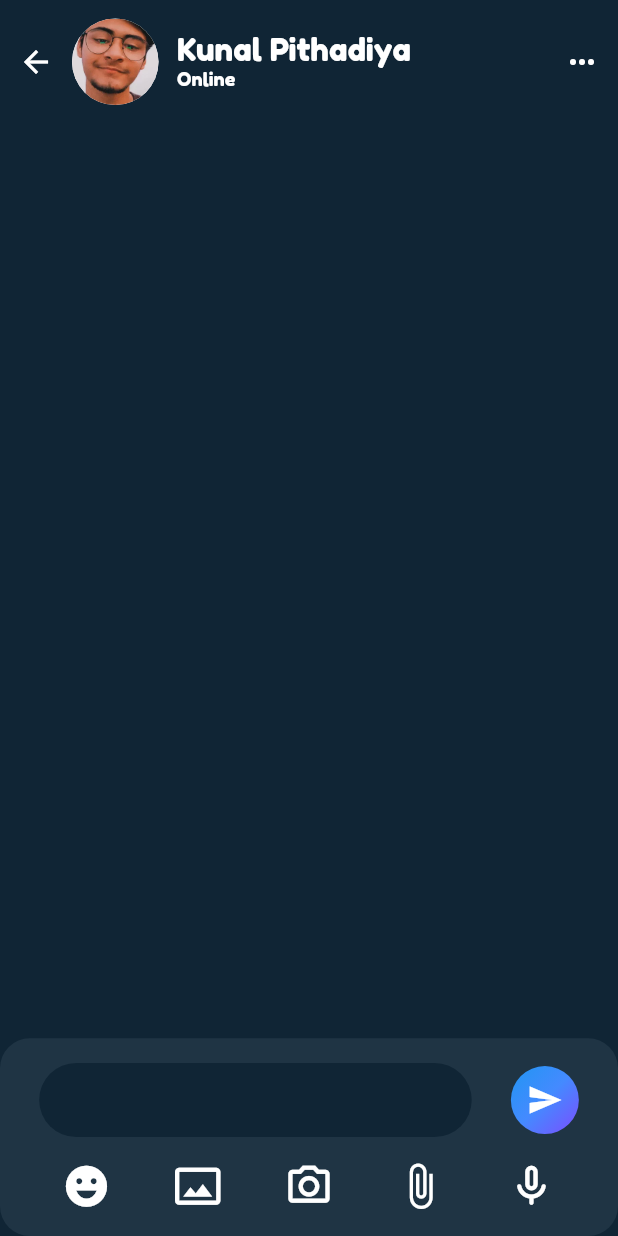
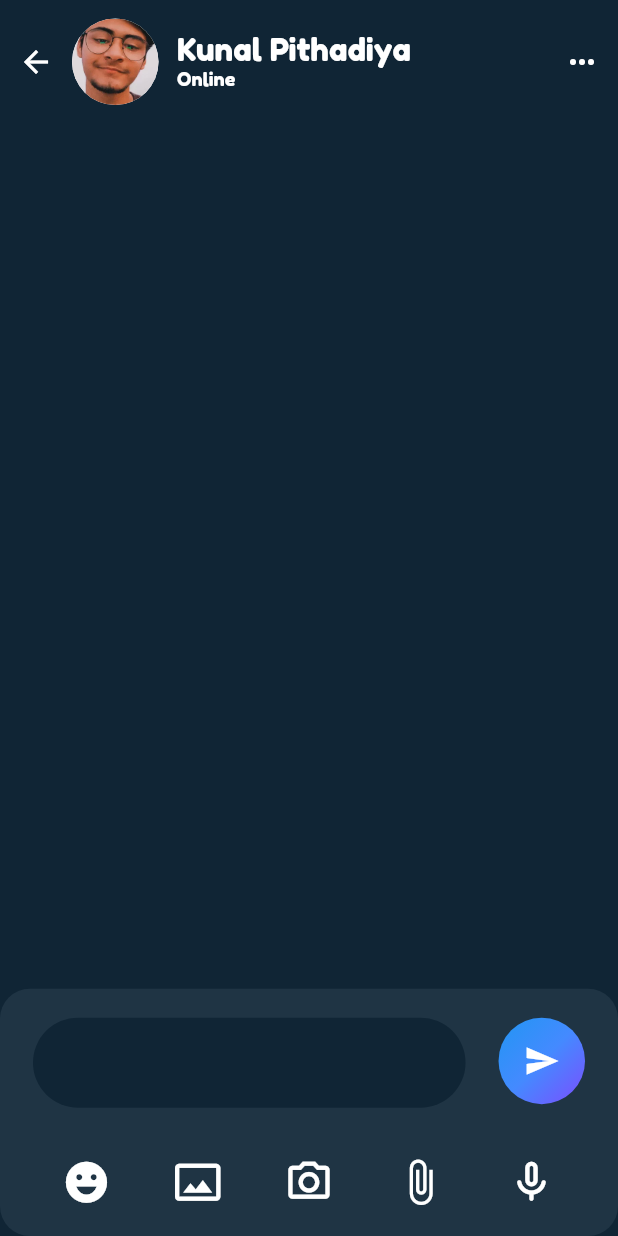
Before and after one commit to typecasted/chat_it, a Flutter app: the screen it shows after launch, on a phone screen of 412 x 824 dp. Run offline on Flutter 3.47's test engine with Material 2 defaults, Android fonts, the phone set to English and light mode, and no system bars.

Commit message:
fix multiline Chat Box issue

```diff
--- a/lib/Componants/ChatScreenComponants/chat_screen_send_message_button.dart
+++ b/lib/Componants/ChatScreenComponants/chat_screen_send_message_button.dart
@@ -11,8 +11,8 @@ class SendMessageButton extends StatelessWidget {
   @override
   Widget build(BuildContext context) {
     return Container(
-      height :SizeConfig().heigth(context) * 0.055,
-      width: SizeConfig().heigth(context) * 0.055,
+      height : SizeConfig().heigth(context) * 0.07,
+      width : SizeConfig().heigth(context) * 0.07,
 
       decoration: BoxDecoration(
         gradient: LinearGradient(
--- a/lib/Componants/ChatScreenComponants/chat_screen_textaField.dart
+++ b/lib/Componants/ChatScreenComponants/chat_screen_textaField.dart
@@ -2,8 +2,10 @@
 import 'package:chat_it/Componants/componants.dart';
 import 'package:flutter/cupertino.dart';
 import 'package:flutter/material.dart';
+import 'package:flutter/rendering.dart';
 
 import '../../size_config.dart';
+
 
 class ChatScreenTextField extends StatelessWidget {
   const ChatScreenTextField({
@@ -12,42 +14,37 @@ class ChatScreenTextField extends StatelessWidget {
 
   @override
   Widget build(BuildContext context) {
-    return Container(
-      height:SizeConfig().heigth(context) * 0.06,
-      width: SizeConfig().width(context) * 0.7,
+    return SingleChildScrollView(
 
-      child: Center(
+      child: Container(
+
+        // padding: EdgeInsets.symmetric(vertical: 200.0),
+        height: SizeConfig().heigth(context) * 0.09,
+        width: SizeConfig().width(context) * 0.7,
         child: TextField(
 
           style: textStyle.copyWith(fontSize: SizeConfig().heigth(context) * 0.02),
-
+          keyboardType: TextInputType.multiline,
+          maxLines: null,
+          minLines: null,
           decoration: InputDecoration(
-
             fillColor: Color(0xFF102535),
             filled: true,
-            border: OutlineInputBorder(
-              borderRadius: BorderRadius.circular(30),
+            disabledBorder: OutlineInputBorder(
+              borderRadius: BorderRadius.circular(30.0),
+              borderSide: BorderSide(color: Colors.transparent)
+            ),
+            enabledBorder: OutlineInputBorder(
+                borderRadius: BorderRadius.circular(30.0),
+                borderSide: BorderSide(color: Colors.transparent)
             ),
             focusedBorder: OutlineInputBorder(
-                borderRadius: BorderRadius.circular(30),
-                borderSide: BorderSide(
-                  color: Colors.transparent,
-                ),
-            ),
-            enabledBorder: OutlineInputBorder(
-              borderRadius: BorderRadius.circular(30),
-              borderSide: BorderSide(
-                color: Colors.transparent,
-              ),
-            ),
-
-            disabledBorder: OutlineInputBorder(
-              borderRadius: BorderRadius.circular(30),
-              borderSide: BorderSide(
-                color: Colors.transparent,
-              ),
+                borderRadius: BorderRadius.circular(30.0),
+                borderSide: BorderSide(color: Colors.transparent)
             ),
           ),
+
+
         ),
       ),
     );
--- a/lib/main.dart
+++ b/lib/main.dart
@@ -2,8 +2,7 @@ import 'package:chat_it/screens/Chat_Screen.dart';
 import 'package:chat_it/screens/Home_Screen.dart';
 import 'package:chat_it/screens/SignIn_Screen.dart';
 import 'package:chat_it/screens/SignUp_Screen.dart';
-// import 'package:chat_it/screens/starting_screen.dart';
-// import 'package:chat_it/size_config.dart';
+
 import 'package:flutter/material.dart';
 import 'package:flutter/services.dart';
 
--- a/lib/screens/Chat_Screen.dart
+++ b/lib/screens/Chat_Screen.dart
@@ -29,7 +29,7 @@ class _ChatScreenState extends State<ChatScreen> {
 
 
           Container(
-            height: SizeConfig().heigth(context) * 0.16,
+            height: SizeConfig().heigth(context) * 0.2,
             width: double.infinity,
 
             decoration: BoxDecoration(
@@ -41,6 +41,7 @@ class _ChatScreenState extends State<ChatScreen> {
               children: [
                 Row(
                     mainAxisAlignment: MainAxisAlignment.spaceEvenly,
+                    crossAxisAlignment: CrossAxisAlignment.start,
                     children: [
                       ChatScreenTextField(),
                       SendMessageButton(),
```
